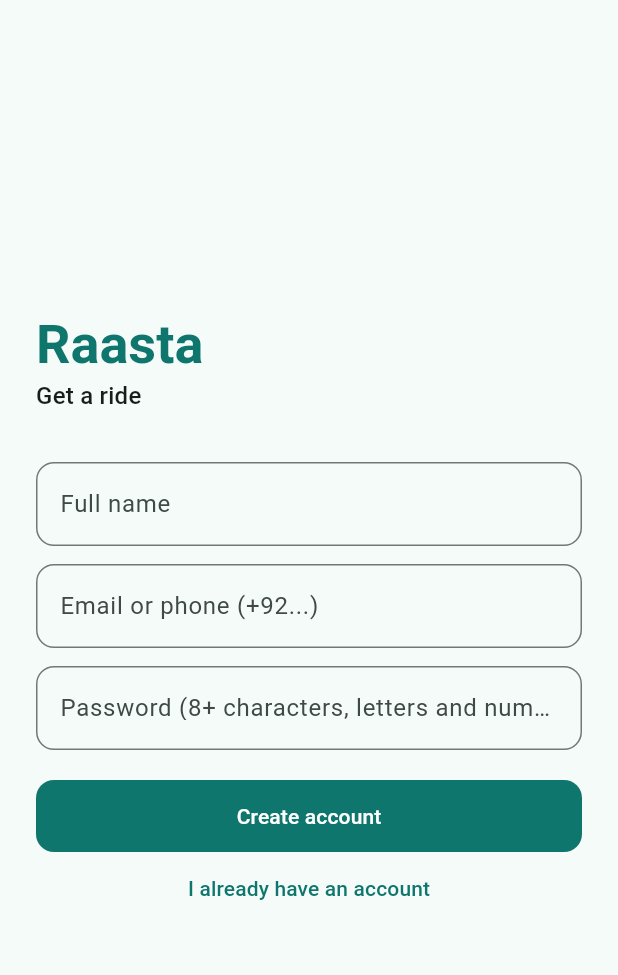
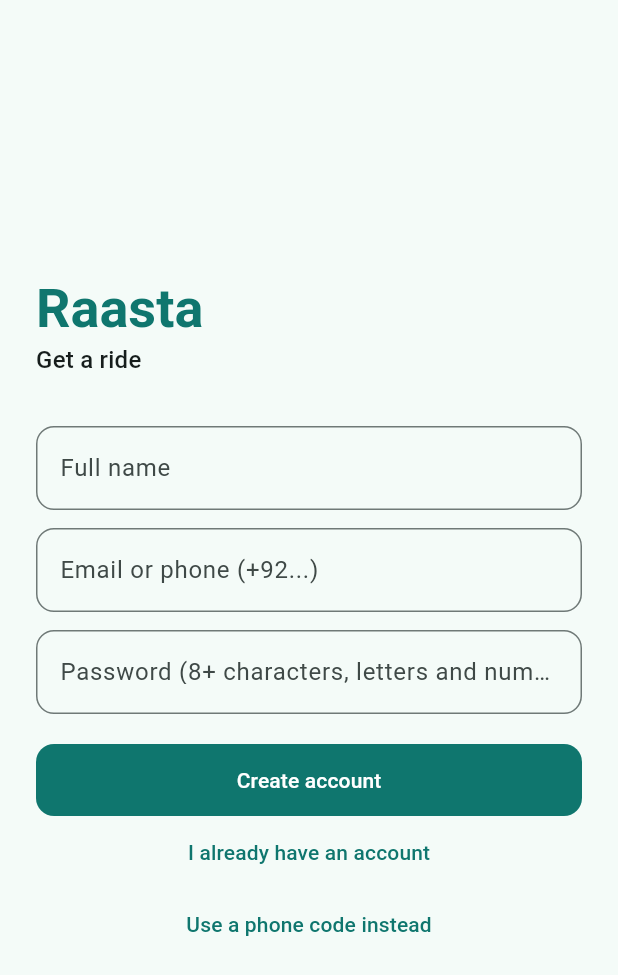
Before and after one commit to aanishwaseem/raasta, a Flutter app: the screen it shows after launch, after a tap on "Sign in", after a tap on "Create an account", on a phone screen of 412 x 824 dp. Shown: the top 975 px of the screen. Run offline on Flutter 3.47's test engine with Material 3 defaults, Android fonts, the phone set to English and light mode, and no system bars; our stand-ins replace file_picker, flutter_map, geolocator, latlong2, shared_preferences; network calls fail.

Commit message:
feat: phone-code sign-in, promo codes, configurable tiles; fix missing-device 500
Apps: sign in with an SMS code (new riders can create an account this way),
promo code on booking, TILE_URL define, plain HTTP only in Android debug builds.
API: auth requests without a device now return 400 instead of a server error
(regression test added).

Co-Authored-By: Claude Sonnet 5.5 <noreply@anthropic.com>
Claude-Session: https://claude.ai/code/session_013HP7yJBddsW2iBZh6khvKH

```diff
--- a/mobile/raasta_core/lib/src/api_client.dart
+++ b/mobile/raasta_core/lib/src/api_client.dart
@@ -59,6 +59,25 @@ class ApiClient {
     }
     final t = res['tokens'] as Map<String, dynamic>;
     final s = Session(accessToken: t['accessToken'], refreshToken: t['refreshToken'], name: (res['user']['fullName'] ?? identifier) as String, roles: roles);
+    await store.write(_session = s);
+    return s;
+  }
+
+  /// Sends a login code by SMS. In development the API can echo the code as `devCode`.
+  Future<Map<String, dynamic>> requestOtp(String phone) async => Map<String, dynamic>.from(await _send('POST', '/auth/otp/request', body: {'phone': phone}, auth: false) as Map);
+
+  Future<Session> verifyOtp(String phone, String code, {String? fullName, required String requiredRole}) async {
+    final res = await _send('POST', '/auth/otp/verify', body: {
+      'phone': phone,
+      'code': code,
+      if (fullName != null && fullName.isNotEmpty) 'fullName': fullName,
+      'role': requiredRole,
+      'device': {'deviceId': await store.deviceId(), 'platform': 'android'},
+    }, auth: false);
+    final roles = List<String>.from(res['user']['roles'] as List);
+    if (!roles.contains(requiredRole)) throw ApiException(403, 'WRONG_APP', 'This account is not registered as a ${requiredRole.toLowerCase()}.');
+    final t = res['tokens'] as Map<String, dynamic>;
+    final s = Session(accessToken: t['accessToken'], refreshToken: t['refreshToken'], name: (res['user']['fullName'] ?? phone) as String, roles: roles);
     await store.write(_session = s);
     return s;
   }
--- a/mobile/raasta_core/lib/src/login_screen.dart
+++ b/mobile/raasta_core/lib/src/login_screen.dart
@@ -18,10 +18,40 @@ class _LoginScreenState extends State<LoginScreen> {
   final _pw = TextEditingController();
   final _name = TextEditingController();
   bool _signup = false;
+  bool _phone = false;
+  bool _codeSent = false;
+  final _code = TextEditingController();
+  String? _hint;
   String? _error;
   bool _busy = false;
 
+  Future<void> _sendCode() async {
+    setState(() { _busy = true; _error = null; });
+    try {
+      final r = await widget.api.requestOtp(_id.text.trim());
+      if (!mounted) return;
+      setState(() { _codeSent = true; _hint = r['devCode'] != null ? 'Development code: ${r['devCode']}' : 'We sent a 6-digit code by SMS.'; if (r['devCode'] != null) _code.text = '${r['devCode']}'; });
+    } on ApiException catch (e) {
+      if (mounted) setState(() => _error = e.friendly);
+    } finally {
+      if (mounted) setState(() => _busy = false);
+    }
+  }
+
+  Future<void> _verifyCode() async {
+    setState(() { _busy = true; _error = null; });
+    try {
+      await widget.api.verifyOtp(_id.text.trim(), _code.text.trim(), fullName: _name.text.trim(), requiredRole: widget.role);
+      widget.onLoggedIn();
+    } on ApiException catch (e) {
+      if (mounted) setState(() => _error = e.code == 'NAME_REQUIRED' || e.message.toLowerCase().contains('name') ? 'Enter your name to create your account.' : e.friendly);
+    } finally {
+      if (mounted) setState(() => _busy = false);
+    }
+  }
+
   Future<void> _submit() async {
+    if (_phone) return _codeSent ? _verifyCode() : _sendCode();
     setState(() { _busy = true; _error = null; });
     try {
       if (_signup) {
@@ -43,6 +73,7 @@ class _LoginScreenState extends State<LoginScreen> {
     _id.dispose();
     _pw.dispose();
     _name.dispose();
+    _code.dispose();
     super.dispose();
   }
 
@@ -59,14 +90,19 @@ class _LoginScreenState extends State<LoginScreen> {
                 Text('Raasta', style: Theme.of(context).textTheme.displaySmall?.copyWith(color: Theme.of(context).colorScheme.primary, fontWeight: FontWeight.w700)),
                 Text(widget.title, style: Theme.of(context).textTheme.titleMedium),
                 const SizedBox(height: 32),
-                if (_signup) ...[TextField(controller: _name, textCapitalization: TextCapitalization.words, decoration: const InputDecoration(labelText: 'Full name')), const SizedBox(height: 12)],
-                TextField(controller: _id, keyboardType: TextInputType.emailAddress, autofillHints: const [AutofillHints.username], decoration: InputDecoration(labelText: _signup ? 'Email or phone (+92...)' : 'Email or phone')),
+                if (_signup || (_phone && _codeSent)) ...[TextField(controller: _name, textCapitalization: TextCapitalization.words, decoration: const InputDecoration(labelText: 'Full name')), const SizedBox(height: 12)],
+                TextField(controller: _id, keyboardType: TextInputType.emailAddress, autofillHints: const [AutofillHints.username], decoration: InputDecoration(labelText: _phone ? 'Phone (+92...)' : _signup ? 'Email or phone (+92...)' : 'Email or phone')),
                 const SizedBox(height: 12),
-                TextField(controller: _pw, obscureText: true, autofillHints: const [AutofillHints.password], onSubmitted: (_) => _submit(), decoration: InputDecoration(labelText: _signup ? 'Password (8+ characters, letters and numbers)' : 'Password')),
+                if (_phone && _codeSent) ...[
+                  TextField(controller: _code, onChanged: (_) => setState(() {}), keyboardType: TextInputType.number, maxLength: 6, decoration: const InputDecoration(labelText: '6-digit code', counterText: '')),
+                  if (_hint != null) Padding(padding: const EdgeInsets.only(top: 4), child: Text(_hint!, style: Theme.of(context).textTheme.bodySmall)),
+                ] else if (!_phone)
+                  TextField(controller: _pw, obscureText: true, autofillHints: const [AutofillHints.password], onSubmitted: (_) => _submit(), decoration: InputDecoration(labelText: _signup ? 'Password (8+ characters, letters and numbers)' : 'Password')),
                 if (_error != null) Padding(padding: const EdgeInsets.only(top: 12), child: Text(_error!, style: TextStyle(color: Theme.of(context).colorScheme.error))),
                 const SizedBox(height: 20),
-                FilledButton(onPressed: _busy ? null : _submit, child: _busy ? const SizedBox(height: 20, width: 20, child: CircularProgressIndicator(strokeWidth: 2)) : Text(_signup ? 'Create account' : 'Sign in')),
-                TextButton(onPressed: _busy ? null : () => setState(() { _signup = !_signup; _error = null; }), child: Text(_signup ? 'I already have an account' : 'Create an account')),
+                FilledButton(onPressed: _busy || (_phone && _codeSent && _code.text.trim().length != 6) ? null : _submit, child: _busy ? const SizedBox(height: 20, width: 20, child: CircularProgressIndicator(strokeWidth: 2)) : Text(_phone ? (_codeSent ? 'Verify and continue' : 'Send code') : _signup ? 'Create account' : 'Sign in')),
+                if (!_phone) TextButton(onPressed: _busy ? null : () => setState(() { _signup = !_signup; _error = null; }), child: Text(_signup ? 'I already have an account' : 'Create an account')),
+                TextButton(onPressed: _busy ? null : () => setState(() { _phone = !_phone; _signup = false; _codeSent = false; _error = null; }), child: Text(_phone ? 'Use email and password instead' : 'Use a phone code instead')),
               ]),
             ),
           ),
--- a/mobile/raasta_core/lib/src/map_view.dart
+++ b/mobile/raasta_core/lib/src/map_view.dart
@@ -3,6 +3,9 @@ import 'package:flutter_map/flutter_map.dart';
 import 'package:latlong2/latlong.dart';
 
 import 'theme.dart';
+
+/// Override with `--dart-define=TILE_URL=https://your-tiles/{z}/{x}/{y}.png` for production (the public OSM servers have a usage policy).
+const _tileUrl = String.fromEnvironment('TILE_URL', defaultValue: 'https://tile.openstreetmap.org/{z}/{x}/{y}.png');
 
 class MapPin {
   const MapPin(this.lat, this.lng, {required this.icon, this.color = raastaTeal, this.label});
@@ -16,7 +19,7 @@ class MapPin {
 /// OpenStreetMap tiles via flutter_map (no API key). Tiles need internet; pins and route still render without them.
 /// For production traffic use your own tile server or a paid provider: the public OSM tile servers have a usage policy.
 class MapView extends StatelessWidget {
-  const MapView({super.key, required this.pins, this.route = const [], this.height = 260, this.tileUrl = 'https://tile.openstreetmap.org/{z}/{x}/{y}.png'});
+  const MapView({super.key, required this.pins, this.route = const [], this.height = 260, this.tileUrl = _tileUrl});
   final List<MapPin> pins;
   final List<List<double>> route;
   final double height;
```
Also changed, not shown: mobile/passenger_app/lib/screens/home_screen.dart (+14 -2 lines), 10 other files.
